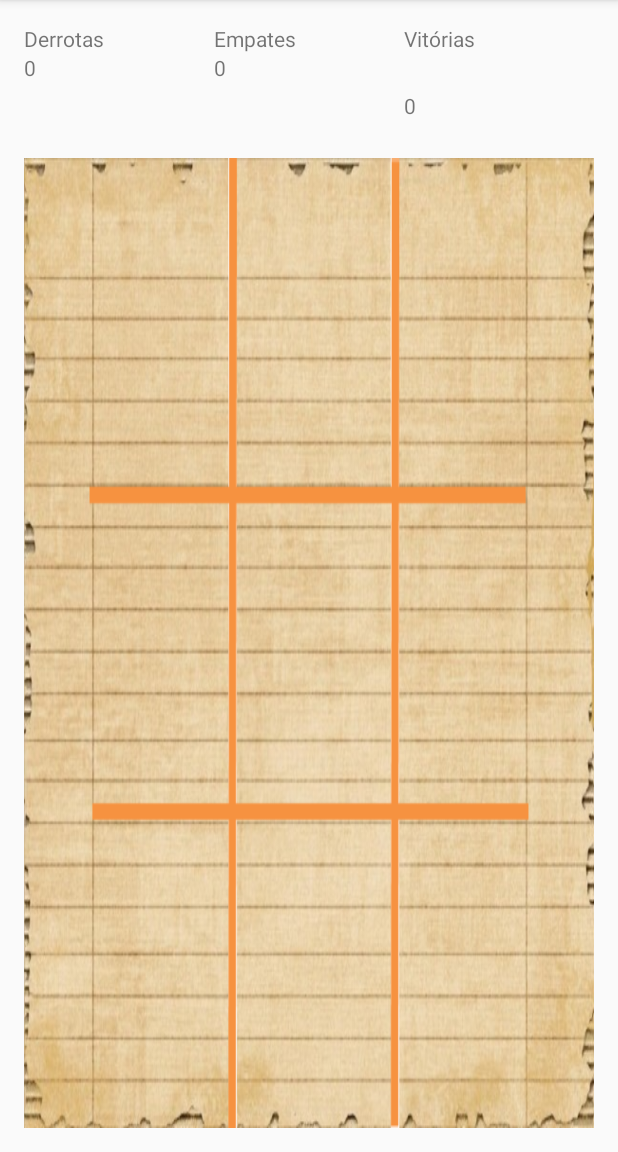
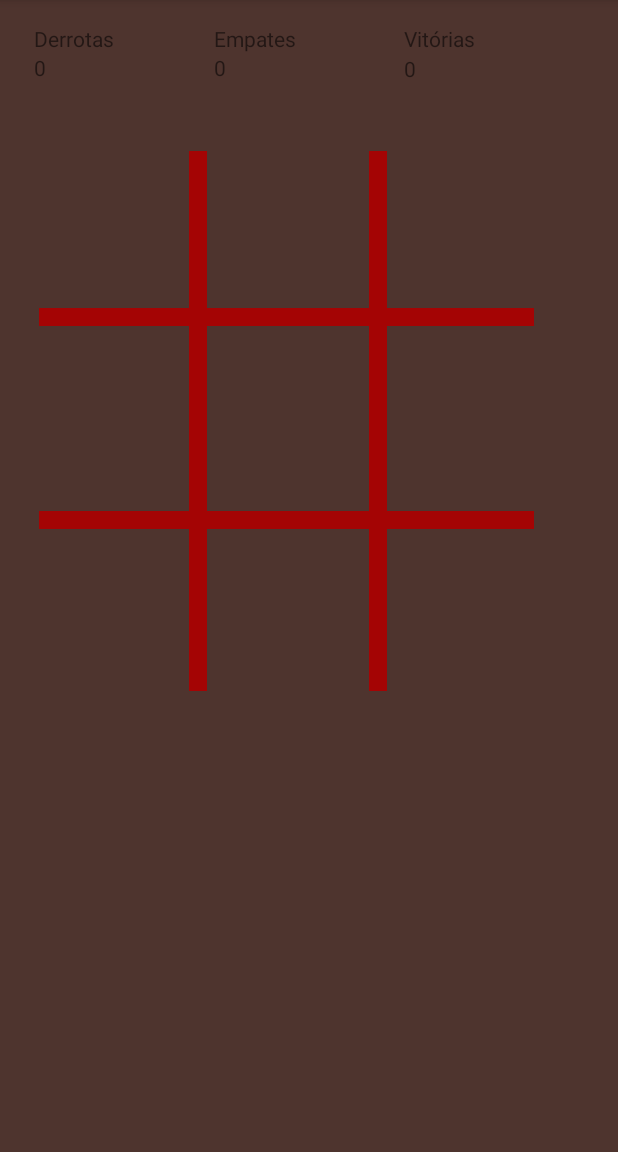
Before and after one commit to WilianFaconi37/JogoVelhaFinal, an Android app: the screen it shows after launch (JogoVelha), on a phone screen of 412 x 824 dp, the part 84-1236 px from its top. Run offline under Robolectric (Android 15) with nearby library versions, the phone set to English and light mode, and no system bars.

Commit message:
Alteração do Layout do jogo, feito hashtag com interface 2D

```diff
--- a/app/build.gradle
+++ b/app/build.gradle
@@ -26,4 +26,5 @@ dependencies {
     })
     compile 'com.android.support:appcompat-v7:24.2.1'
     testCompile 'junit:junit:4.12'
+    compile 'com.android.support.constraint:constraint-layout:1.0.0-alpha8'
 }
--- a/app/src/main/res/layout/activity_jogo_velha.xml
+++ b/app/src/main/res/layout/activity_jogo_velha.xml
@@ -9,13 +9,17 @@
     android:paddingLeft="@dimen/activity_horizontal_margin"
     android:paddingRight="@dimen/activity_horizontal_margin"
     android:paddingTop="@dimen/activity_vertical_margin"
+    android:background="#4E342E"
     tools:context="com.example.wilian.jogovelha.JogoVelha">
 
     <LinearLayout
         android:orientation="horizontal"
         android:layout_width="match_parent"
         android:layout_height="0dp"
-        android:layout_weight="0.48">
+        android:layout_weight="0.48"
+        android:background="#4E342E"
+        >
+
 
         <LinearLayout
             android:orientation="vertical"
@@ -24,13 +28,13 @@
             android:layout_weight="0.19">
 
             <TextView
-                android:text="Derrotas"
+                android:text="  Derrotas"
                 android:layout_width="match_parent"
                 android:layout_height="wrap_content"
                 android:id="@+id/textView7" />
 
             <TextView
-                android:text="0"
+                android:text="  0"
                 android:layout_width="match_parent"
                 android:layout_height="wrap_content"
                 android:id="@+id/txtDerrotas" />
@@ -73,222 +77,173 @@
                 android:layout_width="match_parent"
                 android:layout_height="wrap_content"
                 android:id="@+id/txtVitorias"
-                android:layout_weight="0.19" />
+                android:layout_weight="5.15" />
         </LinearLayout>
 
     </LinearLayout>
 
-    <LinearLayout
-        android:orientation="vertical"
+    <FrameLayout
         android:layout_width="match_parent"
-        android:layout_height="0dp"
-        android:id="@+id/linearLayout"
-        android:layout_weight="3.45"
-        android:background="@drawable/fundo2">
+        android:layout_height="109dp"
+        android:layout_weight="3.50"
+        android:layout_marginBottom="50dp"
+        android:background="#4E342E">
 
-        <LinearLayout
-            android:orientation="horizontal"
-            android:layout_width="match_parent"
-            android:layout_height="0dp"
-            android:layout_weight="0.93">
+        <View
+            android:layout_width="330dp"
+            android:layout_height="12dp"
+            android:layout_marginTop="120sp"
+            android:layout_marginLeft="10sp"
+            android:background="#a40404" />
 
-            <LinearLayout
-                android:orientation="vertical"
-                android:layout_width="match_parent"
-                android:layout_height="match_parent"
-                android:layout_weight="1">
+
+        <View
+            android:layout_width="330dp"
+            android:layout_height="12dp"
+            android:layout_marginTop="255sp"
+            android:layout_marginLeft="10sp"
+            android:background="#a40404" />
+
+        <View
+            android:layout_width="12dp"
+            android:layout_height="360dp"
+            android:layout_marginTop="15sp"
+            android:layout_marginLeft="110sp"
+            android:background="#a40404" />
 
         <TextView
             android:text=""
-                    android:layout_width="match_parent"
             android:id="@+id/a1"
             android:layout_marginTop="20dp"
             android:layout_marginLeft="10dp"
             android:layout_marginRight="10dp"
-                    android:layout_height="50dp"
             android:layout_weight="0.80"
             android:onClick="atualizarBotao"
             android:tag="1"
-                    android:clickable="true" />
-
-            </LinearLayout>
-
-            <LinearLayout
-                android:orientation="vertical"
-                android:layout_width="match_parent"
-                android:layout_height="match_parent"
-                android:layout_weight="1"
-                android:weightSum="1">
+            android:clickable="true"
+            android:layout_width="90dp"
+            android:layout_height="90dp"
+            android:layout_gravity="top|left" />
 
         <TextView
             android:text=""
-                    android:layout_width="match_parent"
             android:id="@+id/a2"
             android:layout_marginTop="20dp"
             android:layout_marginLeft="10dp"
             android:layout_marginRight="10dp"
-                    android:layout_height="match_parent"
+            android:layout_weight="0.80"
             android:onClick="atualizarBotao"
             android:tag="2"
-                    android:clickable="true" />
-
-            </LinearLayout>
-
-            <LinearLayout
-                android:orientation="vertical"
-                android:layout_width="match_parent"
-                android:layout_height="match_parent"
-                android:layout_weight="1"
-                android:weightSum="1">
+            android:clickable="true"
+            android:layout_width="90dp"
+            android:layout_height="90dp"
+            android:layout_gravity="top|center" />
 
         <TextView
-                    android:layout_width="match_parent"
             android:id="@+id/a3"
             android:layout_marginTop="20dp"
             android:layout_marginLeft="10dp"
             android:layout_marginRight="10dp"
-                    android:layout_height="match_parent"
+            android:layout_weight="0.80"
             android:clickable="true"
             android:onClick="atualizarBotao"
-                    android:tag="3"/>
-            </LinearLayout>
-
-        </LinearLayout>
-        <LinearLayout
-            android:orientation="horizontal"
-            android:layout_width="match_parent"
-            android:layout_height="0dp"
-            android:layout_weight="0.93">
-
-            <LinearLayout
-                android:orientation="vertical"
-                android:layout_width="match_parent"
-                android:layout_height="match_parent"
-                android:layout_weight="1">
+            android:tag="3"
+            android:layout_width="90dp"
+            android:layout_height="90dp"
+            android:layout_gravity="top|right" />
 
         <TextView
             android:text=""
-                    android:layout_width="match_parent"
             android:id="@+id/b1"
-                    android:layout_marginTop="20dp"
+
             android:layout_marginLeft="10dp"
             android:layout_marginRight="10dp"
-                    android:layout_height="50dp"
             android:layout_weight="0.80"
             android:clickable="true"
             android:onClick="atualizarBotao"
-                    android:tag="4"/>
-            </LinearLayout>
-
-            <LinearLayout
-                android:orientation="vertical"
-                android:layout_width="match_parent"
-                android:layout_height="match_parent"
-                android:layout_weight="1"
-                android:weightSum="1">
+            android:tag="4"
+            android:layout_width="90dp"
+            android:layout_height="90dp"
+            android:layout_gravity="left|center" />
 
         <TextView
             android:text=""
-                    android:layout_width="match_parent"
             android:id="@+id/b2"
-                    android:layout_marginTop="20dp"
+
             android:layout_marginLeft="10dp"
             android:layout_marginRight="10dp"
-                    android:layout_height="match_parent"
+            android:layout_weight="0.80"
             android:clickable="true"
             android:onClick="atualizarBotao"
-                    android:tag="5"/>
-            </LinearLayout>
-
-            <LinearLayout
-                android:orientation="vertical"
-                android:layout_width="match_parent"
-                android:layout_height="match_parent"
-                android:layout_weight="1">
+            android:tag="5"
+            android:layout_width="90dp"
+            android:layout_height="90dp"
+            android:layout_gravity="center" />
 
         <TextView
             android:text=""
-                    android:layout_width="match_parent"
             android:id="@+id/b3"
-                    android:layout_marginTop="20dp"
+
             android:layout_marginLeft="10dp"
             android:layout_marginRight="10dp"
-                    android:layout_height="50dp"
             android:layout_weight="0.80"
             android:clickable="true"
             android:onClick="atualizarBotao"
-                    android:tag="6"/>
-            </LinearLayout>
-
-        </LinearLayout>
-        <LinearLayout
-            android:orientation="horizontal"
-            android:layout_width="match_parent"
-            android:layout_height="0dp"
-            android:layout_weight="0.93">
-
-            <LinearLayout
-                android:orientation="vertical"
-                android:layout_width="match_parent"
-                android:layout_height="match_parent"
-                android:layout_weight="1">
+            android:tag="6"
+            android:layout_width="90dp"
+            android:layout_height="90dp"
+            android:layout_gravity="right|center" />
 
         <TextView
             android:text=""
-                    android:layout_width="match_parent"
             android:id="@+id/c1"
-                    android:layout_marginTop="30dp"
+            android:layout_marginTop="280dp"
             android:layout_marginLeft="10dp"
-                    android:layout_marginRight="10dp"
-                    android:layout_height="50dp"
+            android:layout_marginRight="0dp"
             android:layout_weight="0.80"
             android:clickable="true"
             android:onClick="atualizarBotao"
-                    android:tag="7"/>
-            </LinearLayout>
-
-            <LinearLayout
-                android:orientation="vertical"
-                android:layout_width="match_parent"
-                android:layout_height="match_parent"
-                android:layout_weight="1"
-                android:weightSum="1">
+            android:tag="7"
+            android:layout_width="90dp"
+            android:layout_height="90dp"
+            android:layout_gravity="left|end" />
 
         <TextView
             android:text=""
-                    android:layout_width="match_parent"
             android:id="@+id/c2"
-                    android:layout_marginTop="30dp"
+            android:layout_marginTop="280dp"
             android:layout_marginLeft="10dp"
-                    android:layout_marginRight="10dp"
-                    android:layout_height="match_parent"
+            android:layout_marginRight="130dp"
+            android:layout_weight="0.80"
             android:clickable="true"
             android:onClick="atualizarBotao"
-                    android:tag="8"/>
-            </LinearLayout>
-
-            <LinearLayout
-                android:orientation="vertical"
-                android:layout_width="match_parent"
-                android:layout_height="match_parent"
-                android:layout_weight="1">
+            android:tag="8"
+            android:layout_width="90dp"
+            android:layout_height="90dp"
+            android:layout_gravity="end" />
 
         <TextView
             android:text=""
-                    android:layout_width="match_parent"
             android:id="@+id/c3"
-                    android:layout_marginTop="30dp"
+            android:layout_marginTop="280dp"
             android:layout_marginLeft="10dp"
             android:layout_marginRight="10dp"
-                    android:layout_height="50dp"
             android:layout_weight="0.80"
             android:clickable="true"
             android:onClick="atualizarBotao"
-                    android:tag="9"/>
-            </LinearLayout>
+            android:tag="9"
+            android:layout_width="90dp"
+            android:layout_height="90dp"
+            android:layout_gravity="right|end" />
+
+        <View
+            android:layout_width="12dp"
+            android:layout_height="360dp"
+            android:layout_marginTop="15sp"
+            android:layout_marginLeft="230dp"
+            android:background="#a40404"
+            android:id="@+id/view" />
+
+    </FrameLayout>
 
 </LinearLayout>
-
-    </LinearLayout>
-
-</LinearLayout>
```
Lines whose indentation alone changed are shown as unchanged.
